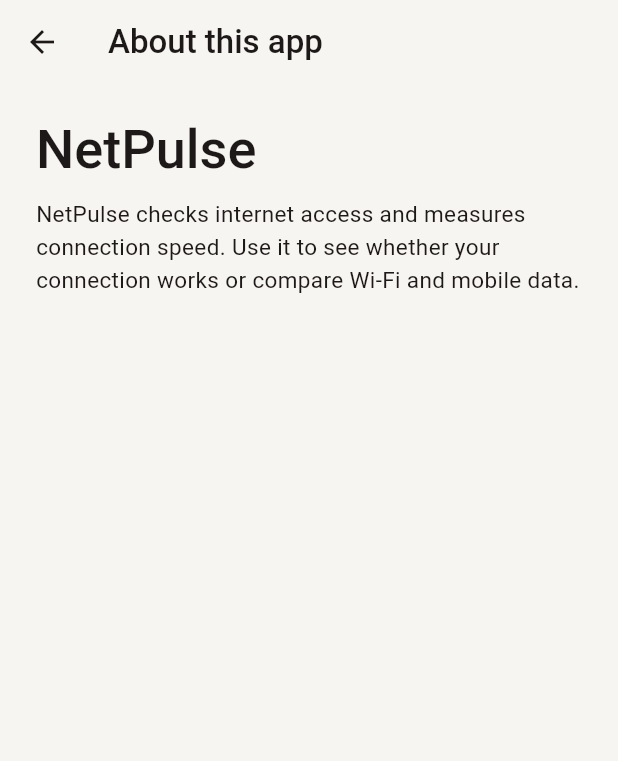
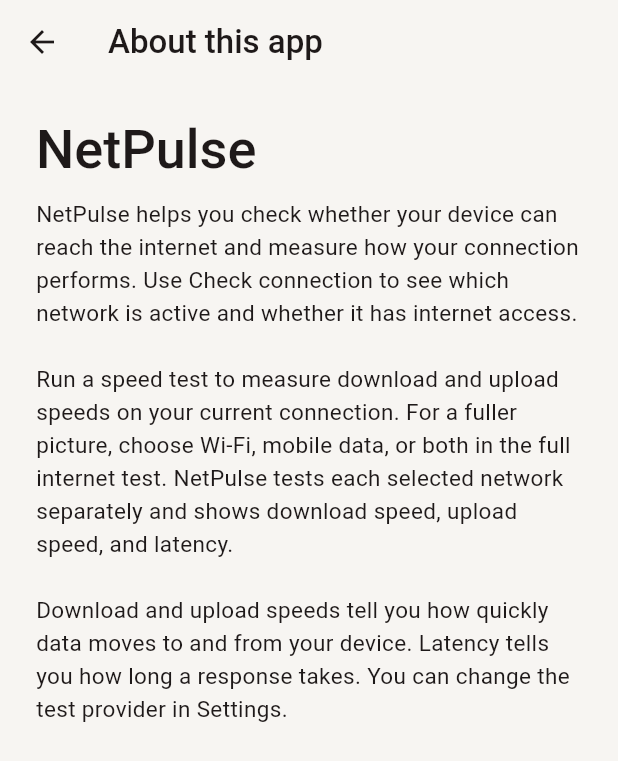
Before and after one commit to moaaz-sirri/net_pulse_app, a Flutter app: the _AboutView screen opened directly, on a phone screen of 412 x 824 dp. Shown: the top 761 px of the screen. Run offline on Flutter 3.47's test engine with Material 3 defaults, Android fonts, the phone set to English and light mode, and no system bars; our stand-ins replace connectivity_plus, shared_preferences; accounts and stored records are empty.

Commit message:
Expand localized NetPulse About descriptions

```diff
--- a/lib/ui/dashboard_strings.dart
+++ b/lib/ui/dashboard_strings.dart
@@ -62,7 +62,9 @@ class DashboardStrings {
       "See which network is active and whether it can reach the internet.",
       "Measure download and upload speeds on the connection your device is currently using.",
       "About this app",
-      "NetPulse checks internet access and measures connection speed. Use it to see whether your connection works or compare Wi-Fi and mobile data.",
+      "NetPulse helps you check whether your device can reach the internet and measure how your connection performs. Use Check connection to see which network is active and whether it has internet access.\n\n"
+          "Run a speed test to measure download and upload speeds on your current connection. For a fuller picture, choose Wi-Fi, mobile data, or both in the full internet test. NetPulse tests each selected network separately and shows download speed, upload speed, and latency.\n\n"
+          "Download and upload speeds tell you how quickly data moves to and from your device. Latency tells you how long a response takes. You can change the test provider in Settings.",
     ],
     "ar": [
       "معلومات",
@@ -70,7 +72,9 @@ class DashboardStrings {
       "اعرف الشبكة النشطة وتحقق من قدرتها على الوصول إلى الإنترنت.",
       "قِس سرعة التنزيل والرفع على الاتصال الذي يستخدمه جهازك حاليًا.",
       "عن التطبيق",
-      "يتحقق NetPulse من الوصول إلى الإنترنت ويقيس سرعة الاتصال. استخدمه للتأكد من أن اتصالك يعمل أو لمقارنة الواي فاي ببيانات الهاتف.",
+      "يساعدك NetPulse على التحقق من قدرة جهازك على الوصول إلى الإنترنت وقياس أداء الاتصال. استخدم «فحص الاتصال» لمعرفة الشبكة النشطة والتحقق من توفر الإنترنت عليها.\n\n"
+          "يقيس اختبار السرعة سرعتي التنزيل والرفع على اتصالك الحالي. وللحصول على تفاصيل أكثر، اختر الواي فاي أو بيانات الهاتف أو كليهما في اختبار الإنترنت الشامل. يختبر NetPulse كل شبكة تختارها على حدة ويعرض سرعة التنزيل وسرعة الرفع وزمن الاستجابة.\n\n"
+          "توضّح سرعتا التنزيل والرفع مدى سرعة انتقال البيانات من جهازك وإليه. ويبيّن زمن الاستجابة المدة اللازمة لتلقي رد. يمكنك تغيير مزود الاختبار من الإعدادات.",
     ],
     "zh": [
       "说明",
@@ -78,7 +82,9 @@ class DashboardStrings {
       "查看当前使用的网络，并检查是否能访问互联网。",
       "测量设备当前连接的下载和上传速度。",
       "关于此应用",
-      "NetPulse 可检查互联网连接并测量网速。你可以确认网络能否上网，或比较 Wi-Fi 和移动数据。",
+      "NetPulse 可以检查设备能否访问互联网，并测量网络连接的表现。使用连接检查功能，即可查看当前使用的网络及其是否能够上网。\n\n"
+          "运行网速测试可测量当前连接的下载和上传速度。如需了解更多，可在全面网络测试中选择 Wi-Fi、移动数据或两者。NetPulse 会分别测试所选网络，并显示下载速度、上传速度和延迟。\n\n"
+          "下载和上传速度表示设备接收和发送数据的快慢。延迟表示等待响应所需的时间。你可以在设置中更换测试服务提供商。",
     ],
     "hi": [
       "जानकारी",
@@ -86,7 +92,9 @@ class DashboardStrings {
       "देखें कि कौन-सा नेटवर्क सक्रिय है और क्या उससे इंटरनेट चल रहा है।",
       "डिवाइस के मौजूदा कनेक्शन की डाउनलोड और अपलोड स्पीड मापें।",
       "इस ऐप के बारे में",
-      "NetPulse इंटरनेट कनेक्शन की जाँच करता है और उसकी स्पीड मापता है। इससे आप देख सकते हैं कि इंटरनेट चल रहा है या वाई-फ़ाई और मोबाइल डेटा की तुलना कर सकते हैं।",
+      "NetPulse से आप जाँच सकते हैं कि आपका डिवाइस इंटरनेट तक पहुँच पा रहा है या नहीं और कनेक्शन कैसा काम कर रहा है। कनेक्शन की जाँच करके देखें कि कौन-सा नेटवर्क सक्रिय है और उस पर इंटरनेट चल रहा है या नहीं।\n\n"
+          "स्पीड टेस्ट से मौजूदा कनेक्शन की डाउनलोड और अपलोड स्पीड मापें। ज़्यादा जानकारी के लिए पूरे इंटरनेट टेस्ट में वाई-फ़ाई, मोबाइल डेटा या दोनों चुनें। NetPulse हर चुने गए नेटवर्क का अलग-अलग टेस्ट करता है और डाउनलोड स्पीड, अपलोड स्पीड और प्रतिक्रिया समय दिखाता है।\n\n"
+          "डाउनलोड और अपलोड स्पीड बताती है कि आपका डिवाइस कितनी तेज़ी से डेटा प्राप्त और भेज सकता है। प्रतिक्रिया समय बताता है कि जवाब मिलने में कितना समय लगता है। आप सेटिंग में टेस्ट प्रदाता बदल सकते हैं।",
     ],
     "es": [
       "Información",
@@ -94,7 +102,9 @@ class DashboardStrings {
       "Consulta qué red está activa y comprueba si puede acceder a internet.",
       "Mide las velocidades de descarga y subida de la conexión que usa tu dispositivo.",
       "Acerca de esta aplicación",
-      "NetPulse comprueba el acceso a internet y mide la velocidad de conexión. Úsalo para comprobar si tu conexión funciona o comparar el Wi-Fi con los datos móviles.",
+      "NetPulse te ayuda a comprobar si tu dispositivo puede acceder a internet y a medir el rendimiento de la conexión. Usa la comprobación de conexión para ver qué red está activa y si tiene acceso a internet.\n\n"
+          "Haz una prueba de velocidad para medir la descarga y la subida en tu conexión actual. Para obtener más información, elige Wi-Fi, datos móviles o ambos en la prueba completa de internet. NetPulse prueba cada red seleccionada por separado y muestra la velocidad de descarga, la velocidad de subida y la latencia.\n\n"
+          "Las velocidades de descarga y subida indican qué tan rápido recibe y envía datos tu dispositivo. La latencia indica cuánto tarda en llegar una respuesta. Puedes cambiar el proveedor de la prueba en Ajustes.",
     ],
     "fr": [
       "Informations",
@@ -102,7 +112,9 @@ class DashboardStrings {
       "Identifiez le réseau actif et vérifiez s’il peut accéder à Internet.",
       "Mesurez les débits descendant et montant de la connexion utilisée par votre appareil.",
       "À propos de cette application",
-      "NetPulse vérifie l’accès à Internet et mesure le débit de votre connexion. Utilisez-le pour vérifier si votre connexion fonctionne ou comparer le Wi-Fi et les données mobiles.",
+      "NetPulse vous aide à vérifier si votre appareil peut accéder à Internet et à mesurer les performances de votre connexion. Utilisez la vérification de la connexion pour savoir quel réseau est actif et s’il permet d’accéder à Internet.\n\n"
+          "Lancez un test de débit pour mesurer les débits descendant et montant de votre connexion actuelle. Pour en savoir plus, choisissez le Wi-Fi, les données mobiles ou les deux dans le test Internet complet. NetPulse teste chaque réseau sélectionné séparément et affiche les débits descendant et montant ainsi que la latence.\n\n"
+          "Les débits descendant et montant indiquent à quelle vitesse votre appareil reçoit et envoie des données. La latence correspond au délai de réponse. Vous pouvez changer de fournisseur de test dans les paramètres.",
     ],
     "pt": [
       "Informações",
@@ -110,7 +122,9 @@ class DashboardStrings {
       "Veja qual rede está ativa e verifique se ela tem acesso à internet.",
       "Meça as velocidades de download e upload da conexão que seu dispositivo está usando.",
       "Sobre este aplicativo",
-      "O NetPulse verifica o acesso à internet e mede a velocidade da conexão. Use-o para verificar se a conexão funciona ou comparar o Wi-Fi com os dados móveis.",
+      "O NetPulse ajuda a verificar se o dispositivo consegue acessar a internet e a medir o desempenho da conexão. Use a verificação de conexão para ver qual rede está ativa e se ela tem acesso à internet.\n\n"
+          "Execute um teste de velocidade para medir o download e o upload na conexão atual. Para obter mais informações, escolha Wi-Fi, dados móveis ou ambos no teste completo de internet. O NetPulse testa cada rede selecionada separadamente e mostra as velocidades de download e upload e a latência.\n\n"
+          "As velocidades de download e upload indicam a rapidez com que o dispositivo recebe e envia dados. A latência indica quanto tempo leva para receber uma resposta. Você pode mudar o provedor do teste nas configurações.",
     ],
   };
 
```
